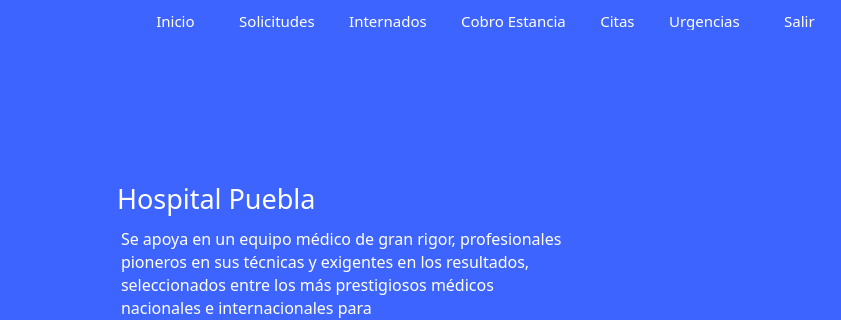
Before: the Qt Designer form hospital-Core/mainwindow.ui in MrDanielG/Hospital-SCRUM, drawn with Qt 5; both pictures show x 525 to 1366 and y 0 to 320 of the 1366 by 750 pixel window.
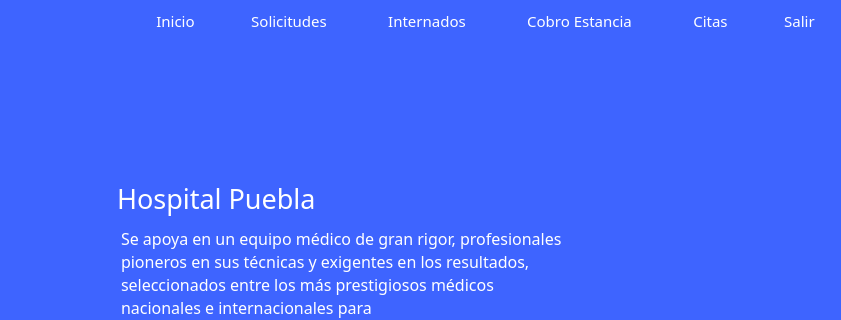
After: the same form once the commit is applied. The open tabs and pages were chosen to show the change. Icons and pictures are not drawn.

The edit to the form file:
```diff
--- a/hospital-Core/mainwindow.ui
+++ b/hospital-Core/mainwindow.ui
@@ -1329,47 +1329,6 @@
          </property>
         </widget>
        </item>
-       <item>
-        <spacer name="horizontalSpacer_16">
-         <property name="orientation">
-          <enum>Qt::Horizontal</enum>
-         </property>
-         <property name="sizeHint" stdset="0">
-          <size>
-           <width>40</width>
-           <height>20</height>
-          </size>
-         </property>
-        </spacer>
-       </item>
-       <item>
-        <widget class="QPushButton" name="btn_urgencias_medico_2">
-         <property name="maximumSize">
-          <size>
-           <width>16777215</width>
-           <height>16777215</height>
-          </size>
-         </property>
-         <property name="font">
-          <font>
-           <family>Montserrat</family>
-           <pointsize>11</pointsize>
-          </font>
-         </property>
-         <property name="cursor">
-          <cursorShape>PointingHandCursor</cursorShape>
-         </property>
-         <property name="styleSheet">
-          <string notr="true">border: none;
-background: none;
-color: white;
-</string>
-         </property>
-         <property name="text">
-          <string>Urgencias</string>
-         </property>
-        </widget>
-       </item>
        <item>
         <spacer name="horizontalSpacer_17">
          <property name="orientation">
```
Left out of the diff: 29 changed lines with no effect on the pictures.
